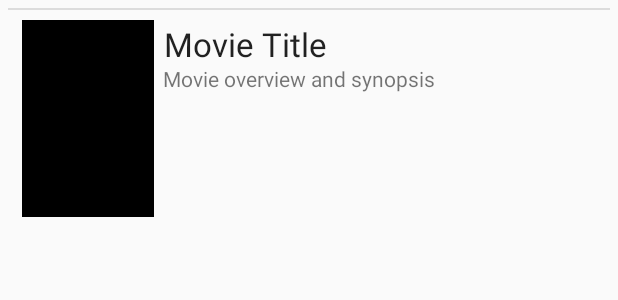
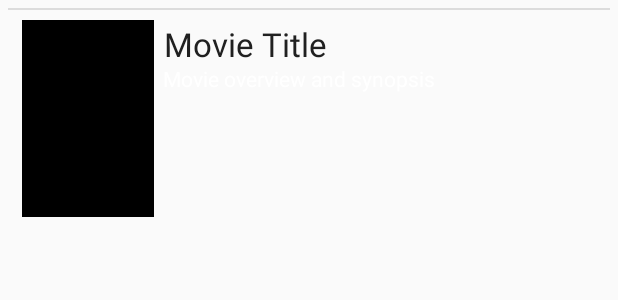
Before and after one commit to hkim00/Flixster, an Android app: the layout item_movie.xml on its own in the app's theme, with its tools: preview values and no code run, on a phone screen of 412 x 824 dp. Shown: the top 300 px of the screen. Run offline under Robolectric (Android 15) with nearby library versions, the light colour scheme and no system bars; Roboto replaces fonts that are not available here.

Commit message:
background color changes

```diff
--- a/app/src/main/res/layout/activity_movie_list.xml
+++ b/app/src/main/res/layout/activity_movie_list.xml
@@ -8,6 +8,7 @@
 
     <androidx.recyclerview.widget.RecyclerView
         android:id="@+id/rvMovies"
+        android:background="#606060"
         android:layout_width="wrap_content"
         android:layout_height="wrap_content"
         tools:layout_editor_absoluteX="8dp"
--- a/app/src/main/res/layout/item_movie.xml
+++ b/app/src/main/res/layout/item_movie.xml
@@ -33,7 +33,8 @@
         android:fontFamily="@font/fugaz_one"
         android:lineSpacingExtra="-5dp"
         android:text="Movie Title"
-        android:textAppearance="@style/TextAppearance.AppCompat.Large" />
+        android:textAppearance="@style/TextAppearance.AppCompat.Large"
+        android:textColor="#202020" />
 
     <TextView
         android:id="@+id/tvOverview"
@@ -48,7 +49,8 @@
         android:layout_marginEnd="14dp"
         android:layout_marginRight="14dp"
         android:fontFamily="@font/roboto_light"
-        android:text="Movie overview and synopsis" />
+        android:text="Movie overview and synopsis"
+        android:textColor="#ffffff"/>
 
     <View
         android:layout_width="match_parent"
```
